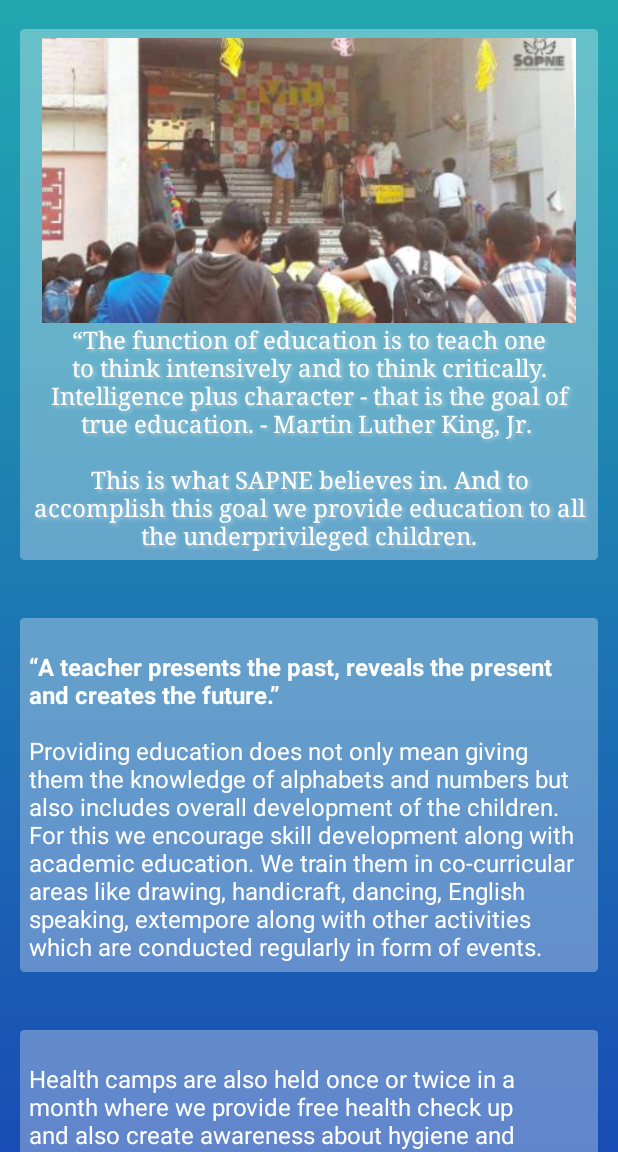
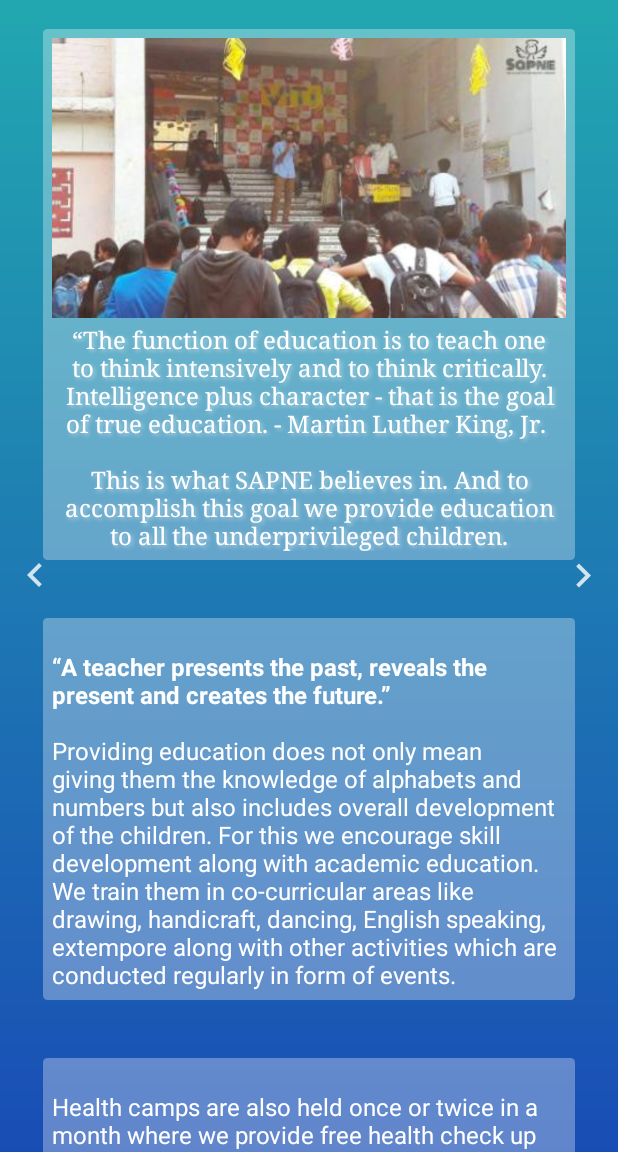
Before and after one commit to Sapnethedreams/Sapne, an Android app: the EventsActivity screen opened directly, with no data from a screen before it, on a phone screen of 412 x 824 dp, the part 84-1236 px from its top. Run offline under Robolectric (Android 15) with nearby library versions, the phone set to English and light mode, and no system bars; libraries missing offline, so code that uses them is left out: uk.co.chrisjenx; 1 statement that could not run was skipped.

Commit message:
Viewpager Indicators

```diff
--- a/app/src/main/java/com/example/intents/sapne/EventsActivity.java
+++ b/app/src/main/java/com/example/intents/sapne/EventsActivity.java
@@ -14,6 +14,7 @@ import android.util.SparseArray;
 import android.view.LayoutInflater;
 import android.view.View;
 import android.view.ViewGroup;
+import android.widget.ImageButton;
 
 public class EventsActivity extends MainActivity {
 
@@ -25,10 +26,34 @@ public class EventsActivity extends MainActivity {
         View contentView = inflater.inflate(R.layout.activity_events, null, false);
         mDrawerLayout.addView(contentView, 0);
 
-        ViewPager viewPager = (ViewPager) contentView.findViewById(R.id.events_pager);
+        final ViewPager viewPager = (ViewPager) contentView.findViewById(R.id.events_pager);
         viewPager.setAdapter(new CustomTabPagerAdapter(this));
         viewPager.setPageTransformer(false, new ZoomOutPageTransformer());
         viewPager.setOffscreenPageLimit(4);
+
+        ImageButton leftButton = (ImageButton)findViewById(R.id.events_left);
+        leftButton.setOnClickListener(new View.OnClickListener() {
+
+            @Override
+            public void onClick(View view) {
+                int num = viewPager.getCurrentItem();
+                if(num > 0){
+                    viewPager.setCurrentItem(num - 1, true);
+                }
+            }
+        });
+
+        ImageButton rightButton = (ImageButton)findViewById(R.id.events_right);
+        rightButton.setOnClickListener(new View.OnClickListener() {
+
+            @Override
+            public void onClick(View view) {
+                int num = viewPager.getCurrentItem();
+                if(num < 4){
+                    viewPager.setCurrentItem(num + 1, true);
+                }
+            }
+        });
     }
 
     public class CustomTabPagerAdapter extends FragmentPagerAdapter {
--- a/app/src/main/res/layout/content_events.xml
+++ b/app/src/main/res/layout/content_events.xml
@@ -8,11 +8,39 @@
     tools:context="com.example.intents.sapne.EventsActivity"
     tools:showIn="@layout/activity_events">
 
-    <android.support.v4.view.ViewPager
-        android:id="@+id/events_pager"
+    <FrameLayout
         android:layout_width="match_parent"
         android:layout_height="wrap_content">
 
-    </android.support.v4.view.ViewPager>
+        <android.support.v4.view.ViewPager
+            android:id="@+id/events_pager"
+            android:layout_width="match_parent"
+            android:layout_height="wrap_content"
+            android:layout_marginLeft="15dp"
+            android:layout_marginRight="15dp">
+
+        </android.support.v4.view.ViewPager>
+
+        <ImageButton
+            android:id="@+id/events_left"
+            android:layout_width="wrap_content"
+            android:layout_height="wrap_content"
+            android:src="@drawable/ic_left_arrow"
+            android:layout_gravity="center_vertical|start"
+            android:background="?android:selectableItemBackgroundBorderless"
+            android:padding="7dp"
+            android:contentDescription="@null" />
+
+        <ImageButton
+            android:id="@+id/events_right"
+            android:layout_width="wrap_content"
+            android:layout_height="wrap_content"
+            android:src="@drawable/ic_right_arrow"
+            android:layout_gravity="center_vertical|end"
+            android:background="?android:selectableItemBackgroundBorderless"
+            android:padding="7dp"
+            android:contentDescription="@null" />
+
+    </FrameLayout>
 
 </LinearLayout>
```
Also changed, not shown: app/src/main/res/drawable-hdpi/ic_left_arrow.png (added), app/src/main/res/drawable-hdpi/ic_right_arrow.png (added), app/src/main/res/drawable-mdpi/ic_left_arrow.png (added), app/src/main/res/drawable-mdpi/ic_right_arrow.png (added), app/src/main/res/drawable-xhdpi/ic_left_arrow.png (added), app/src/main/res/drawable-xhdpi/ic_right_arrow.png (added), app/src/main/res/drawable-xxhdpi/ic_left_arrow.png (added), app/src/main/res/drawable-xxhdpi/ic_right_arrow.png (added).
